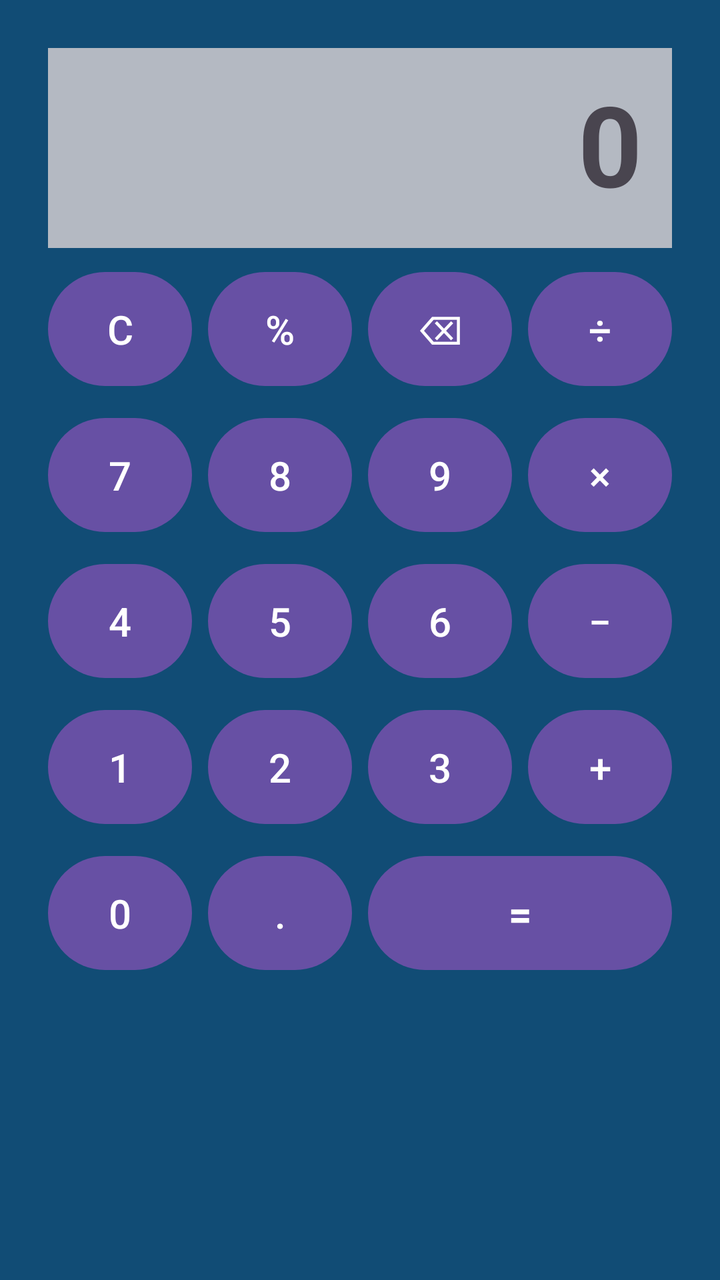
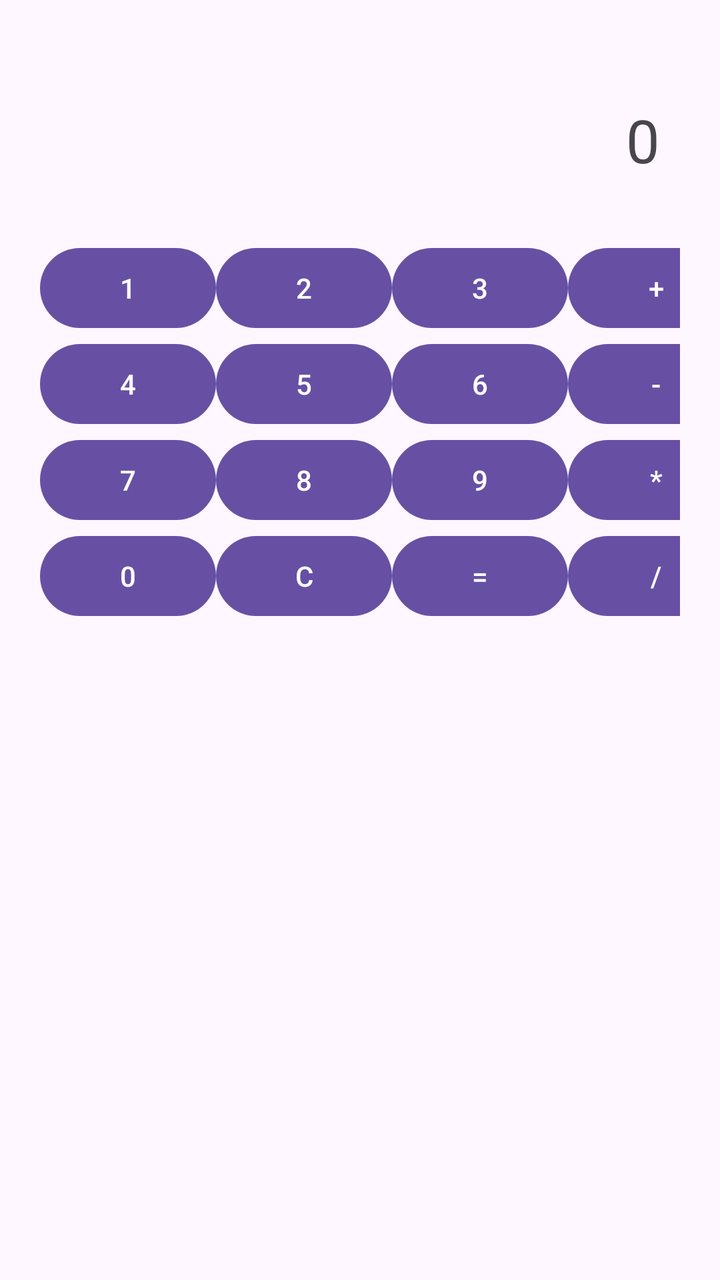

Two renders of the same Android screen: before a commit and after it. Below are the layout's source before the change and the commit's diff.
<!-- AndroidManifest.xml: application theme Theme.Prgm_9_Calculator_GridLayout -->
<!-- res/layout/activity_main.xml -->
<?xml version="1.0" encoding="utf-8"?>
<GridLayout xmlns:android="http://schemas.android.com/apk/res/android"
    android:layout_width="match_parent"
    android:layout_height="match_parent"
    android:background="#114C75"
    android:columnCount="4"
    android:padding="20dp"
    android:rowCount="7"
    android:useDefaultMargins="true">

    <TextView
        android:id="@+id/display"
        android:layout_width="match_parent"
        android:layout_height="100dp"
        android:layout_columnSpan="4"
        android:background="#C9E0D7D7"
        android:gravity="right|bottom"
        android:padding="15dp"
        android:text="0"
        android:textColorLink="#BD7A7A"
        android:textSize="56dp"
        android:textStyle="bold" />

    <Button
        android:id="@+id/clear"
        android:layout_width="0dp"
        android:layout_height="65dp"
        android:layout_columnWeight="1"
        android:text="C"
        android:textSize="20sp" />

    <Button
        android:id="@+id/percent"
        android:layout_width="0dp"
        android:layout_height="65dp"
        android:layout_columnWeight="1"
        android:text="%"
        android:textSize="20sp" />

    <Button
        android:id="@+id/backspace"
        android:layout_width="0dp"
        android:layout_height="65dp"
        android:layout_columnWeight="1"
        android:text="⌫"
        android:textSize="20sp" />

    <Button
        android:id="@+id/divide"
        android:layout_width="0dp"
        android:layout_height="65dp"
        android:layout_columnWeight="1"
        android:text="÷"
        android:textSize="20sp" />

    <Button
        android:id="@+id/seven"
        android:layout_width="0dp"
        android:layout_height="65dp"
        android:layout_columnWeight="1"
        android:text="7"
        android:textSize="20sp" />

    <Button
        android:id="@+id/eight"
        android:layout_width="0dp"
        android:layout_height="65dp"
        android:layout_columnWeight="1"
        android:text="8"
        android:textSize="20sp" />

    <Button
        android:id="@+id/nine"
        android:layout_width="0dp"
        android:layout_height="65dp"
        android:layout_columnWeight="1"
        android:text="9"
        android:textSize="20sp" />

    <Button
        android:id="@+id/multiply"
        android:layout_width="0dp"
        android:layout_height="65dp"
        android:layout_columnWeight="1"
        android:text="×"
        android:textSize="20sp" />

    <Button
        android:id="@+id/four"
        android:layout_width="0dp"
        android:layout_height="65dp"
        android:layout_columnWeight="1"
        android:text="4"
        android:textSize="20sp" />

    <Button
        android:id="@+id/five"
        android:layout_width="0dp"
        android:layout_height="65dp"
        android:layout_columnWeight="1"
        android:text="5"
        android:textSize="20sp" />

    <Button
        android:id="@+id/six"
        android:layout_width="0dp"
        android:layout_height="65dp"
        android:layout_columnWeight="1"
        android:text="6"
        android:textSize="20sp" />

    <Button
        android:id="@+id/subtract"
        android:layout_width="0dp"
        android:layout_height="65dp"
        android:layout_columnWeight="1"
        android:text="−"
        android:textSize="20sp" />

    <Button
        android:id="@+id/one"
        android:layout_width="0dp"
        android:layout_height="65dp"
        android:layout_columnWeight="1"
        android:text="1"
        android:textSize="20sp" />

    <Button
        android:id="@+id/two"
        android:layout_width="0dp"
        android:layout_height="65dp"
        android:layout_columnWeight="1"
        android:text="2"
        android:textSize="20sp" />

    <Button
        android:id="@+id/three"
        android:layout_width="0dp"
        android:layout_height="65dp"
        android:layout_columnWeight="1"
        android:text="3"
        android:textSize="20sp" />

    <Button
        android:id="@+id/add"
        android:layout_width="0dp"
        android:layout_height="65dp"
        android:layout_columnWeight="1"
        android:text="+"
        android:textSize="20sp" />

    <Button
        android:id="@+id/zero"
        android:layout_width="0dp"
        android:layout_height="65dp"
        android:layout_columnWeight="1"
        android:text="0"
        android:textSize="20sp" />

    <Button
        android:id="@+id/dot"
        android:layout_width="0dp"
        android:layout_height="65dp"
        android:layout_columnWeight="1"
        android:text="."
        android:textSize="20sp" />

    <Button
        android:id="@+id/equal"
        android:layout_width="0dp"
        android:layout_height="65dp"
        android:layout_columnSpan="2"
        android:layout_columnWeight="2"
        android:text="="
        android:textSize="20sp"
        android:textStyle="bold" />

</GridLayout>
<!-- resources referenced by this layout -->
<resources>
  <style name="Theme.Prgm_9_Calculator_GridLayout" parent="Base.Theme.Prgm_9_Calculator_GridLayout" />
  <style name="Base.Theme.Prgm_9_Calculator_GridLayout" parent="Theme.Material3.DayNight.NoActionBar">
          
          
      </style>
</resources>

<!-- the commit's change to res/layout/activity_main.xml (unified diff, before → after) -->
@@ -2,177 +2,81 @@
 <GridLayout xmlns:android="http://schemas.android.com/apk/res/android"
     android:layout_width="match_parent"
     android:layout_height="match_parent"
-    android:background="#114C75"
     android:columnCount="4"
-    android:padding="20dp"
-    android:rowCount="7"
-    android:useDefaultMargins="true">
+    android:padding="20dp">
 
     <TextView
         android:id="@+id/display"
         android:layout_width="match_parent"
         android:layout_height="100dp"
         android:layout_columnSpan="4"
-        android:background="#C9E0D7D7"
-        android:gravity="right|bottom"
-        android:padding="15dp"
         android:text="0"
-        android:textColorLink="#BD7A7A"
-        android:textSize="56dp"
-        android:textStyle="bold" />
+        android:textSize="30sp"
+        android:gravity="right|center_vertical"
+        android:padding="10dp" />
+
+    <Button
+        android:id="@+id/one"
+        android:text="1" />
+
+    <Button
+        android:id="@+id/two"
+        android:text="2" />
+
+    <Button
+        android:id="@+id/three"
+        android:text="3" />
+
+    <Button
+        android:id="@+id/add"
+        android:text="+" />
+
+    <Button
+        android:id="@+id/four"
+        android:text="4" />
+
+    <Button
+        android:id="@+id/five"
+        android:text="5" />
+
+    <Button
+        android:id="@+id/six"
+        android:text="6" />
+
+    <Button
+        android:id="@+id/subtract"
+        android:text="-" />
+
+    <Button
+        android:id="@+id/seven"
+        android:text="7" />
+
+    <Button
+        android:id="@+id/eight"
+        android:text="8" />
+
+    <Button
+        android:id="@+id/nine"
+        android:text="9" />
+
+    <Button
+        android:id="@+id/multiply"
+        android:text="*" />
+
+    <Button
+        android:id="@+id/zero"
+        android:text="0" />
 
     <Button
         android:id="@+id/clear"
-        android:layout_width="0dp"
-        android:layout_height="65dp"
-        android:layout_columnWeight="1"
-        android:text="C"
-        android:textSize="20sp" />
+        android:text="C" />
 
     <Button
-        android:id="@+id/percent"
-        android:layout_width="0dp"
-        android:layout_height="65dp"
-        android:layout_columnWeight="1"
-        android:text="%"
-        android:textSize="20sp" />
-
-    <Button
-        android:id="@+id/backspace"
-        android:layout_width="0dp"
-        android:layout_height="65dp"
-        android:layout_columnWeight="1"
-        android:text="⌫"
-        android:textSize="20sp" />
+        android:id="@+id/equal"
+        android:text="=" />
 
     <Button
         android:id="@+id/divide"
-        android:layout_width="0dp"
-        android:layout_height="65dp"
-        android:layout_columnWeight="1"
-        android:text="÷"
-        android:textSize="20sp" />
-
-    <Button
-        android:id="@+id/seven"
-        android:layout_width="0dp"
-        android:layout_height="65dp"
-        android:layout_columnWeight="1"
-        android:text="7"
-        android:textSize="20sp" />
-
-    <Button
-        android:id="@+id/eight"
-        android:layout_width="0dp"
-        android:layout_height="65dp"
-        android:layout_columnWeight="1"
-        android:text="8"
-        android:textSize="20sp" />
-
-    <Button
-        android:id="@+id/nine"
-        android:layout_width="0dp"
-        android:layout_height="65dp"
-        android:layout_columnWeight="1"
-        android:text="9"
-        android:textSize="20sp" />
-
-    <Button
-        android:id="@+id/multiply"
-        android:layout_width="0dp"
-        android:layout_height="65dp"
-        android:layout_columnWeight="1"
-        android:text="×"
-        android:textSize="20sp" />
-
-    <Button
-        android:id="@+id/four"
-        android:layout_width="0dp"
-        android:layout_height="65dp"
-        android:layout_columnWeight="1"
-        android:text="4"
-        android:textSize="20sp" />
-
-    <Button
-        android:id="@+id/five"
-        android:layout_width="0dp"
-        android:layout_height="65dp"
-        android:layout_columnWeight="1"
-        android:text="5"
-        android:textSize="20sp" />
-
-    <Button
-        android:id="@+id/six"
-        android:layout_width="0dp"
-        android:layout_height="65dp"
-        android:layout_columnWeight="1"
-        android:text="6"
-        android:textSize="20sp" />
-
-    <Button
-        android:id="@+id/subtract"
-        android:layout_width="0dp"
-        android:layout_height="65dp"
-        android:layout_columnWeight="1"
-        android:text="−"
-        android:textSize="20sp" />
-
-    <Button
-        android:id="@+id/one"
-        android:layout_width="0dp"
-        android:layout_height="65dp"
-        android:layout_columnWeight="1"
-        android:text="1"
-        android:textSize="20sp" />
-
-    <Button
-        android:id="@+id/two"
-        android:layout_width="0dp"
-        android:layout_height="65dp"
-        android:layout_columnWeight="1"
-        android:text="2"
-        android:textSize="20sp" />
-
-    <Button
-        android:id="@+id/three"
-        android:layout_width="0dp"
-        android:layout_height="65dp"
-        android:layout_columnWeight="1"
-        android:text="3"
-        android:textSize="20sp" />
-
-    <Button
-        android:id="@+id/add"
-        android:layout_width="0dp"
-        android:layout_height="65dp"
-        android:layout_columnWeight="1"
-        android:text="+"
-        android:textSize="20sp" />
-
-    <Button
-        android:id="@+id/zero"
-        android:layout_width="0dp"
-        android:layout_height="65dp"
-        android:layout_columnWeight="1"
-        android:text="0"
-        android:textSize="20sp" />
-
-    <Button
-        android:id="@+id/dot"
-        android:layout_width="0dp"
-        android:layout_height="65dp"
-        android:layout_columnWeight="1"
-        android:text="."
-        android:textSize="20sp" />
-
-    <Button
-        android:id="@+id/equal"
-        android:layout_width="0dp"
-        android:layout_height="65dp"
-        android:layout_columnSpan="2"
-        android:layout_columnWeight="2"
-        android:text="="
-        android:textSize="20sp"
-        android:textStyle="bold" />
+        android:text="/" />
 
 </GridLayout>
